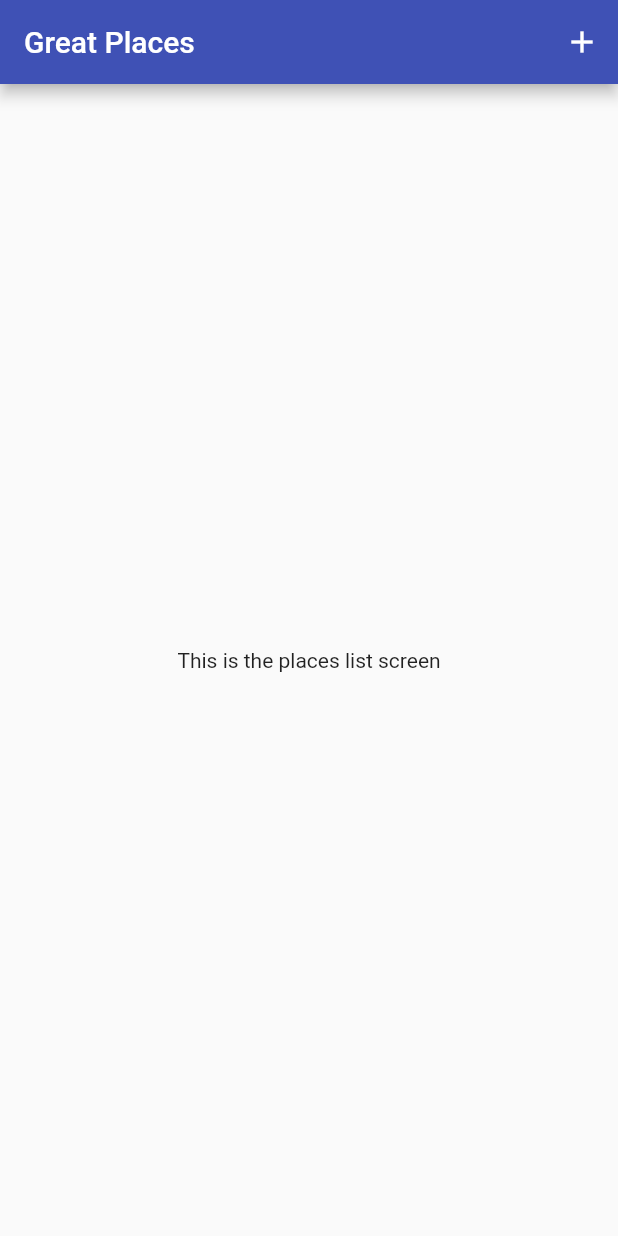
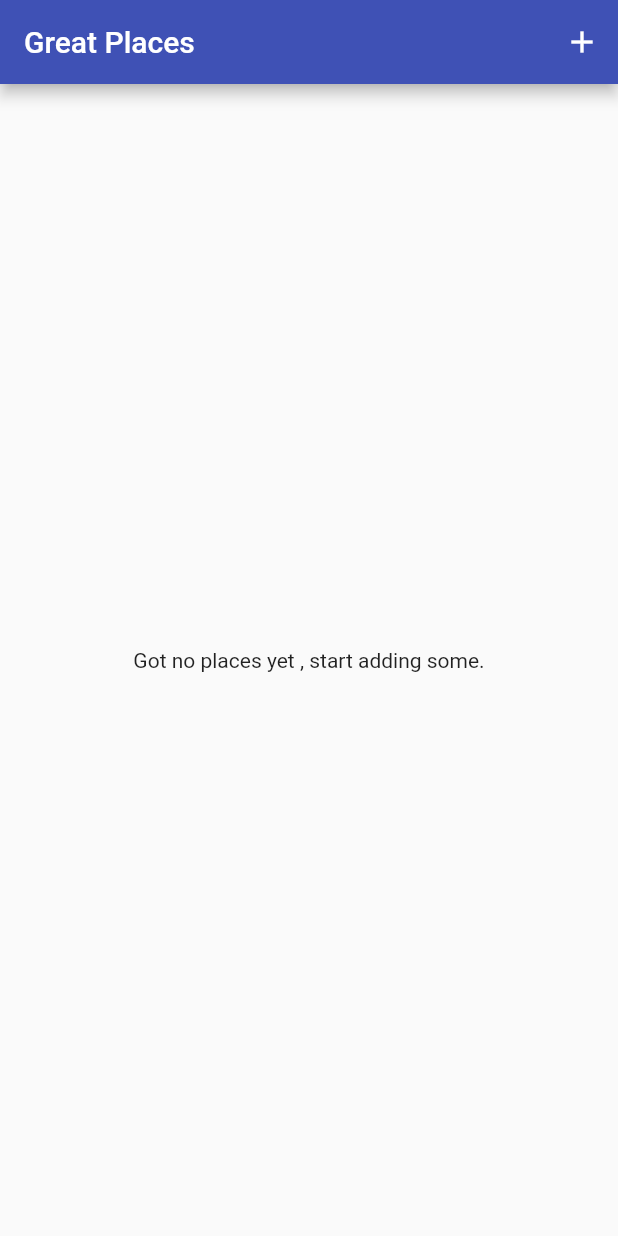
Before and after one commit to Prat2030/Flutter_GreatPlaces_App, a Flutter app: the screen it shows after launch, on a phone screen of 412 x 824 dp. Run offline on Flutter 3.47's test engine with Material 2 defaults, Android fonts, the phone set to English and light mode, and no system bars; our stand-ins replace image_picker.

Commit message:
linked addPlaces screen with placesList screen and implemented methods like savePlace and saved it into the device storage.

```diff
--- a/lib/models/place.dart
+++ b/lib/models/place.dart
@@ -15,8 +15,8 @@ class PlaceLocation {
 class Place {
   final String id;
   final String title;
-  final PlaceLocation location;
-  final File image;
+  final PlaceLocation? location;
+  final File? image;
 
   Place({
     required this.id,
--- a/lib/screens/places_list_screen.dart
+++ b/lib/screens/places_list_screen.dart
@@ -1,5 +1,10 @@
+import 'dart:io';
+
 import 'package:flutter/material.dart';
 import 'package:flutter_places_app/screens/add_place_screen.dart';
+import 'package:provider/provider.dart';
+
+import '../provider/great_places.dart';
 
 class PlacesListScreen extends StatelessWidget {
   const PlacesListScreen({Key? key}) : super(key: key);
@@ -18,8 +23,23 @@ class PlacesListScreen extends StatelessWidget {
           ),
         ],
       ),
-      body: Center(
-        child: Text('This is the places list screen'),
+      body: Consumer<GreatPlaces>(
+        child: Center(
+          child: Text('Got no places yet , start adding some.'),
+        ),
+        builder: (ctx, greatPlaces, ch) => greatPlaces.items.length <= 0
+            ? ch as Widget
+            : ListView.builder(
+                itemCount: greatPlaces.items.length,
+                itemBuilder: (ctx, i) => ListTile(
+                  leading: CircleAvatar(
+                    backgroundImage:
+                        FileImage(greatPlaces.items[i].image as File),
+                  ),
+                  title: Text(greatPlaces.items[i].title),
+                  onTap: () {},
+                ),
+              ),
       ),
     );
   }
--- a/lib/widgets/image_input.dart
+++ b/lib/widgets/image_input.dart
@@ -8,8 +8,8 @@ import 'package:path_provider/path_provider.dart' as syspaths;
 import 'package:path/path.dart' as path;
 
 class ImageInput extends StatefulWidget {
-  ImageInput({Key? key}) : super(key: key);
-
+  final Function onSelectImage;
+  ImageInput(this.onSelectImage);
   @override
   State<ImageInput> createState() => _ImageInputState();
 }
@@ -30,6 +30,7 @@ class _ImageInputState extends State<ImageInput> {
     final appDir = await syspaths.getApplicationDocumentsDirectory();
     final fileName = path.basename(_storedImage.path);
     final savedImage = await _storedImage.copy('${appDir.path}/$fileName');
+    widget.onSelectImage(savedImage);
   }
 
   @override
```
Also changed, not shown: lib/provider/great_places.dart (+14 -10 lines), lib/screens/add_place_screen.dart (+22 -2 lines), 1 other file.
